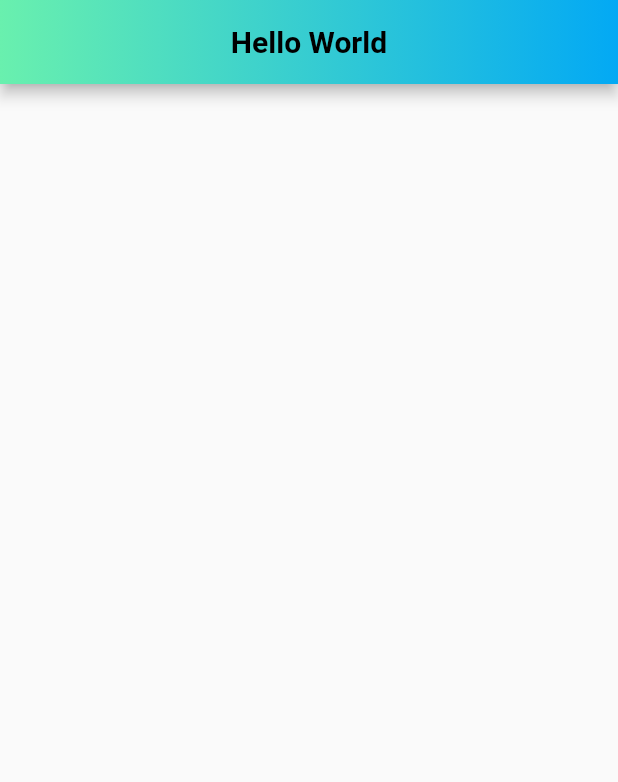
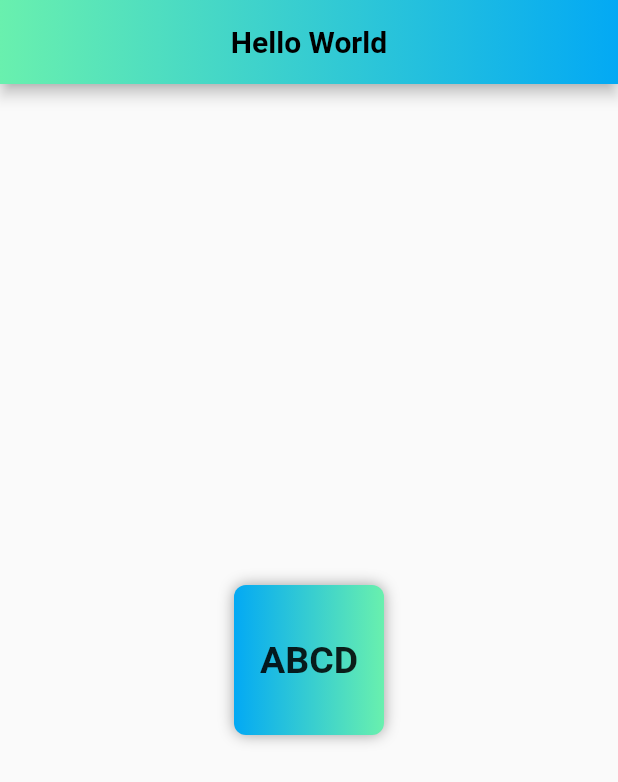
Before and after one commit to chandansgowda/flutter-practice, a Flutter app: the screen it shows after launch, on a phone screen of 412 x 824 dp. Shown: the top 782 px of the screen. Run offline on Flutter 3.47's test engine with Material 2 defaults, Android fonts, the phone set to English and light mode, and no system bars.

Commit message:
Container in body added

```diff
--- a/flutter_app/lib/main.dart
+++ b/flutter_app/lib/main.dart
@@ -26,6 +26,25 @@ class HomePage extends StatelessWidget {
           ),
         ),
       ),
+      body: Center(
+        child: Container(
+          alignment: Alignment.center,
+          width: 100,
+          height: 100,
+          decoration: BoxDecoration(
+            boxShadow: [BoxShadow(color: Colors.grey, blurRadius: 8)],
+            borderRadius: BorderRadius.circular(8),
+            gradient: LinearGradient(
+              colors: [Colors.lightBlue, Colors.greenAccent],
+            )
+          ),
+          child: Text("ABCD", style: TextStyle(
+            fontWeight: FontWeight.bold,
+            fontSize: 25,
+          ),),
+        ),
+
+      ),
     );
   }
 }
```
